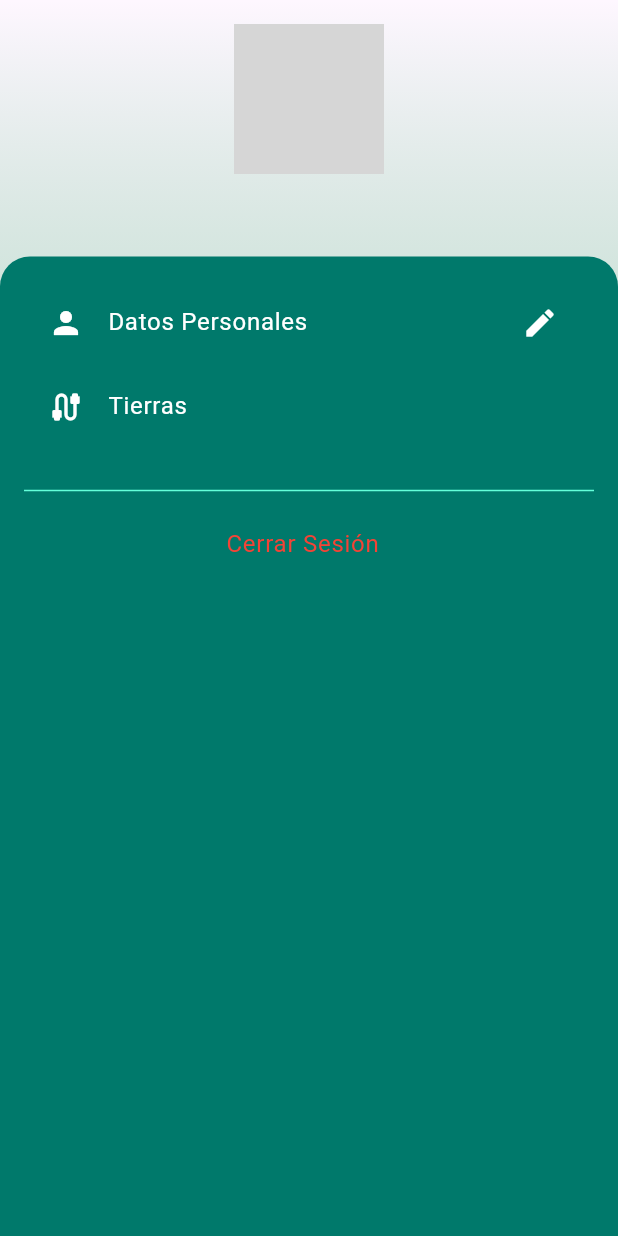
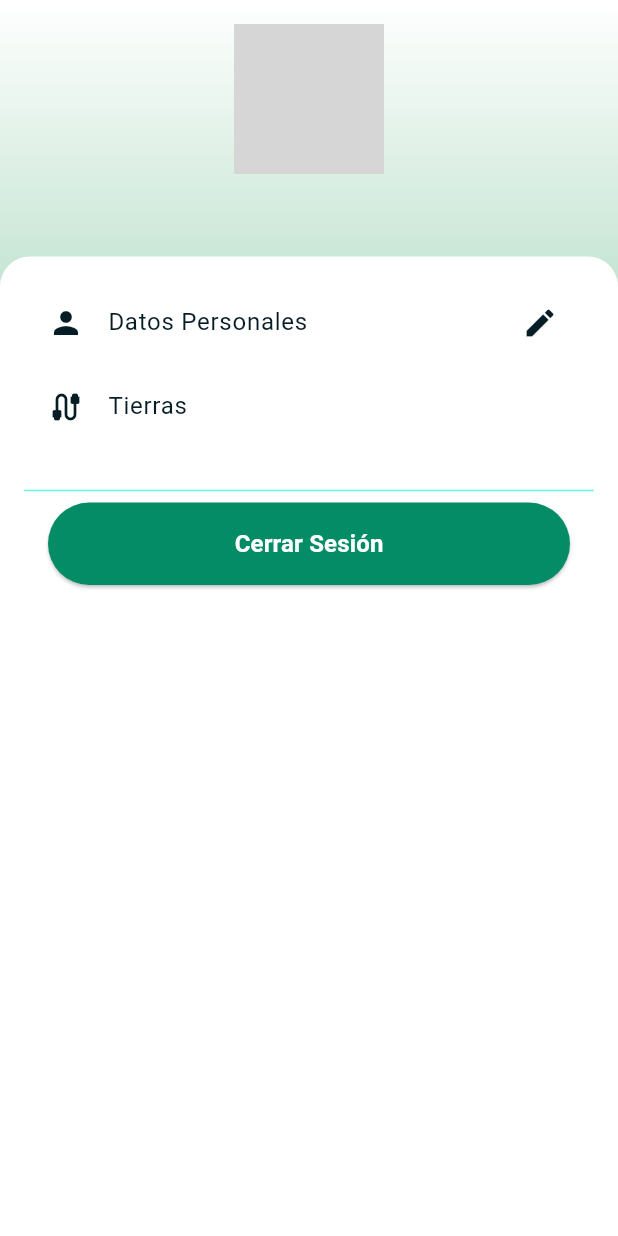
Before and after one commit to Jhuly1215/greenfield, a Flutter app: the UserProfile screen opened directly with empty values, on a phone screen of 412 x 824 dp. Run offline on Flutter 3.47's test engine with Material 3 defaults, Android fonts, the phone set to English and light mode, and no system bars; our stand-ins replace cloud_firestore, dio, firebase_auth, firebase_core, firebase_storage, flutter_colorpicker and 8 more; missing offline and left inert: flutter_polyline_points, google_place; accounts and stored records are empty; network calls fail; project files that could hold a hidden picture were left out; grey boxes are pictures that could not be loaded.

Commit message:
estilo de colores

```diff
--- a/lib/user_profile/widget/user_profile.dart
+++ b/lib/user_profile/widget/user_profile.dart
@@ -6,7 +6,6 @@ import 'package:flutter_gmaps/common/loading_page.dart';
 import 'package:flutter_gmaps/models/user_model.dart';
 import 'package:flutter_gmaps/user_profile/controller/user_profile_controller.dart';
 import 'package:flutter_gmaps/user_profile/view/edit_profile_view.dart';
-import 'package:flutter_gmaps/utils/theme.dart';
 import 'package:flutter_riverpod/flutter_riverpod.dart';
 
 class UserProfile extends ConsumerWidget {
@@ -30,7 +29,7 @@ class UserProfile extends ConsumerWidget {
           body: Container(
             decoration: const BoxDecoration(
               gradient: LinearGradient(
-                colors: [Color(0x038C3E), Colors.white],
+                colors: [Colors.white, Color(0xFF038C3E)],
                 begin: Alignment.topCenter,
                 end: Alignment.bottomCenter,
               ),
@@ -59,9 +58,9 @@ class UserProfile extends ConsumerWidget {
                   ),
                   Expanded(
                     child: Container(
-                      decoration: BoxDecoration(
-                        color: Colors.teal[700],
-                        borderRadius: const BorderRadius.only(
+                      decoration: const BoxDecoration(
+                        color: Colors.white, // Fondo blanco
+                        borderRadius: BorderRadius.only(
                           topLeft: Radius.circular(20),
                           topRight: Radius.circular(20),
                         ),
@@ -70,12 +69,12 @@ class UserProfile extends ConsumerWidget {
                         padding: const EdgeInsets.all(16),
                         children: [
                           ListTile(
-                            leading: const Icon(Icons.person, color: Colors.white),
+                            leading: const Icon(Icons.person, color: Color(0xFF071D26)), // Color de íconos
                             title: const Text(
                               'Datos Personales',
-                              style: TextStyle(color: Colors.white),
+                              style: TextStyle(color: Color(0xFF071D26)), // Letras color 071D26
                             ),
-                            trailing: const Icon(Icons.edit, color: Colors.white),
+                            trailing: const Icon(Icons.edit, color: Color(0xFF071D26)),
                             onTap: () async {
                               await Navigator.push(
                                 context,
@@ -85,8 +84,11 @@ class UserProfile extends ConsumerWidget {
                             },
                           ),
                           ListTile(
-                            leading: const Icon(Icons.cable, color: Colors.white),
-                            title: const Text('Tierras', style: TextStyle(color: Colors.white)),
+                            leading: const Icon(Icons.cable, color: Color(0xFF071D26)),
+                            title: const Text(
+                              'Tierras',
+                              style: TextStyle(color: Color(0xFF071D26)), // Letras color 071D26
+                            ),
                             onTap: () {
                               Navigator.push(
                                 context,
@@ -96,15 +98,29 @@ class UserProfile extends ConsumerWidget {
                           ),
                           const SizedBox(height: 20),
                           const Divider(color: Colors.tealAccent),
-                          ListTile(
-                            title: const Text(
-                              'Cerrar Sesión',
-                              style: TextStyle(color: Colors.red),
-                              textAlign: TextAlign.center,
+                          // Botón de cerrar sesión
+                          Padding(
+                            padding: const EdgeInsets.symmetric(horizontal: 16),
+                            child: ElevatedButton(
+                              style: ElevatedButton.styleFrom(
+                                backgroundColor: const Color(0xFF038C65), // Color de fondo del botón
+                                shape: RoundedRectangleBorder(
+                                  borderRadius: BorderRadius.circular(30), // Botón curveado
+                                ),
+                                padding: const EdgeInsets.symmetric(vertical: 16),
+                              ),
+                              onPressed: () {
+                                ref.read(authControllerProvider.notifier).logout(context);
+                              },
+                              child: const Text(
+                                'Cerrar Sesión',
+                                style: TextStyle(
+                                  color: Colors.white, // Texto en blanco
+                                  fontSize: 16,
+                                  fontWeight: FontWeight.bold,
+                                ),
+                              ),
                             ),
-                            onTap: () {
-                              ref.read(authControllerProvider.notifier).logout(context);
-                            },
                           ),
                         ],
                       ),
--- a/lib/utils/Theme.dart
+++ b/lib/utils/Theme.dart
@@ -2,28 +2,38 @@ import 'package:flutter/material.dart';
 
 
 class Pallete {
-  static const Color principal = Color(0x038C3E);
+  static const Color principal = Color(0xFF038C3E);
   static const Color secundario = Color(0xFFBDBDBD);
   static const Color whiteColor = Color(0xFFFFFFFF);
-  static const Color backgroundColor = Color(0x025940);
+  static const Color backgroundColor = Color(0xFF025940);
 
-  static const Color darkGreenColor = Color(0x014034);
-  static const Color darkGreen2Color = Color(0x071D26);
+  static const Color darkGreenColor = Color(0xFF014034);
+  static const Color darkGreen2Color = Color(0xFF071D26);
 }
 
 final lightTheme = ThemeData(
   primarySwatch: Colors.blue,
   primaryColor: Pallete.principal,
   brightness: Brightness.light,
+
+  // AppBar Theme
   appBarTheme: AppBarTheme(
-    color: Colors.lightBlue[100],
-    iconTheme: IconThemeData(color: Colors.black),
+    color: Pallete.principal, // Color de fondo 038C3E
+    iconTheme: IconThemeData(color: Pallete.whiteColor), // Íconos en blanco
+    titleTextStyle: TextStyle(
+      color: Pallete.whiteColor, // Título en blanco
+      fontSize: 20,
+      fontWeight: FontWeight.bold,
+    ),
   ),
+
+  // BottomNavigationBar Theme
   bottomNavigationBarTheme: BottomNavigationBarThemeData(
-    backgroundColor: Colors.lightBlue[200],
-    selectedItemColor: Colors.blue,
-    unselectedItemColor: Colors.black54,
+    backgroundColor: Pallete.principal, // Color de fondo 038C3E
+    selectedItemColor: Pallete.darkGreen2Color, // Color de ítem seleccionado 071D26
+    unselectedItemColor: Pallete.whiteColor, // Ítems no seleccionados en blanco
   ),
+
   inputDecorationTheme: InputDecorationTheme(
     focusedBorder: OutlineInputBorder(
       borderRadius: BorderRadius.circular(5),
@@ -49,15 +59,25 @@ final darkTheme = ThemeData(
   brightness: Brightness.dark,
   primarySwatch: Colors.blue,
   primaryColor: Colors.teal[700],
+
+  // AppBar Theme
   appBarTheme: AppBarTheme(
-    color: Colors.black,
-    iconTheme: IconThemeData(color: Colors.white),
+    color: Pallete.principal, // Color de fondo 038C3E
+    iconTheme: IconThemeData(color: Pallete.whiteColor), // Íconos en blanco
+    titleTextStyle: TextStyle(
+      color: Pallete.whiteColor, // Título en blanco
+      fontSize: 20,
+      fontWeight: FontWeight.bold,
+    ),
   ),
+
+  // BottomNavigationBar Theme
   bottomNavigationBarTheme: BottomNavigationBarThemeData(
-    backgroundColor: Colors.black,
-    selectedItemColor: Colors.white,
-    unselectedItemColor: Colors.white60,
+    backgroundColor: Pallete.principal, // Color de fondo 038C3E
+    selectedItemColor: Pallete.darkGreen2Color, // Color de ítem seleccionado 071D26
+    unselectedItemColor: Pallete.whiteColor, // Ítems no seleccionados en blanco
   ),
+
   inputDecorationTheme: InputDecorationTheme(
     focusedBorder: OutlineInputBorder(
       borderRadius: BorderRadius.circular(5),
@@ -78,6 +98,7 @@ final darkTheme = ThemeData(
     ),
   ),
 );
+
 
 const darkMapStyle = '''[
   {
```
Also changed, not shown: lib/Views/home_view.dart (+12 -24 lines).
